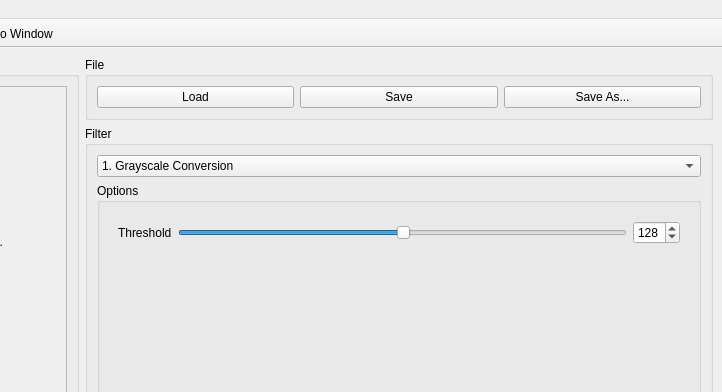
The window that mainwindow.ui (Boggos009/Baby-Photoshop) describes before a commit, drawn with Qt 5; both pictures show x 558 to 1280 and y 0 to 392 of the 1280 by 800 pixel window.
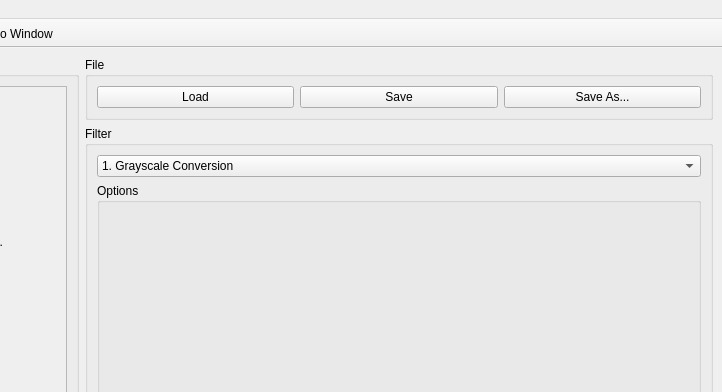
The same window after the commit. The open tabs and pages were chosen to show the change.

Diff of the .ui file:
```diff
--- a/mainwindow.ui
+++ b/mainwindow.ui
@@ -265,45 +265,8 @@
               </widget>
               <widget class="QWidget" name="pageBW">
                <layout class="QFormLayout" name="pageBWLayout">
-                <item row="0" column="0">
-                 <widget class="QLabel" name="lblBwThreshold">
-                  <property name="text">
-                   <string>Threshold</string>
-                  </property>
-                 </widget>
-                </item>
                 <item row="0" column="1">
-                 <layout class="QHBoxLayout" name="bwThresholdLayout">
-                  <item>
-                   <widget class="QSlider" name="bwThresholdSlider">
-                    <property name="minimum">
-                     <number>0</number>
-                    </property>
-                    <property name="maximum">
-                     <number>255</number>
-                    </property>
-                    <property name="value">
-                     <number>128</number>
-                    </property>
-                    <property name="orientation">
-                     <enum>Qt::Orientation::Horizontal</enum>
-                    </property>
-                   </widget>
-                  </item>
-                  <item>
-                   <widget class="QSpinBox" name="bwThresholdSpin">
-                    <property name="minimum">
-                     <number>0</number>
-                    </property>
-                    <property name="maximum">
-                     <number>255</number>
-                    </property>
-                    <property name="value">
-                     <number>128</number>
-                    </property>
-                   </widget>
-                  </item>
-                 </layout>
+                 <layout class="QHBoxLayout" name="bwThresholdLayout"/>
                 </item>
                </layout>
               </widget>
```
Left out of the diff: 41 changed lines with no effect on the pictures.
